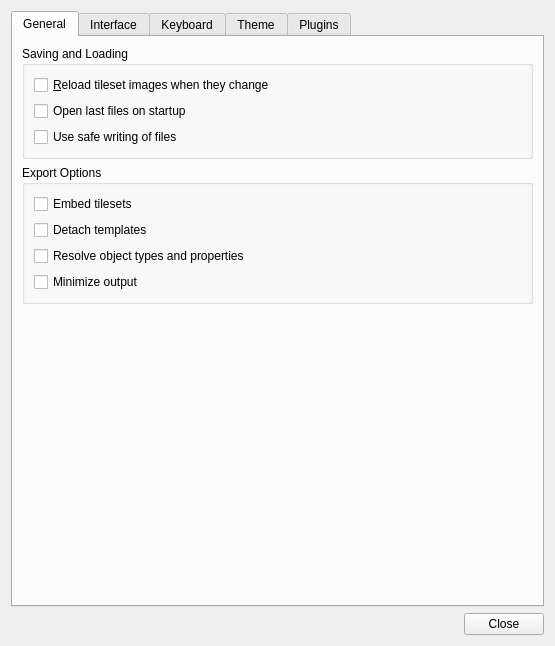
First picture: the form in src/tiled/preferencesdialog.ui, repository mapeditor/tiled, before the edit.
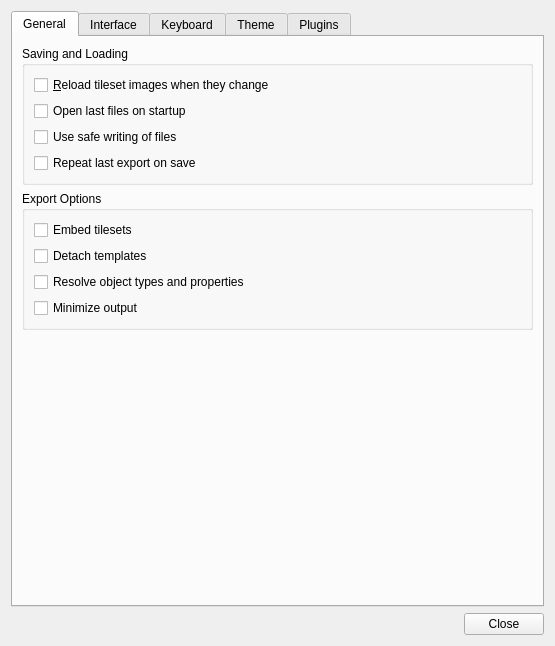
Second picture: the form after the edit. Custom widgets are drawn as their Qt base class.

Commit message:
Added option to repeat the last export on save
Also, unset the export file name when the map or tileset is saved under
a different name, since this likely means the previously used export
name should also be different (for now I tried to not be too smart about
this).

Closes #1610

```diff
--- a/src/tiled/preferencesdialog.ui
+++ b/src/tiled/preferencesdialog.ui
@@ -57,6 +57,13 @@
             </property>
            </widget>
           </item>
+          <item row="3" column="0">
+           <widget class="QCheckBox" name="exportOnSave">
+            <property name="text">
+             <string>Repeat last export on save</string>
+            </property>
+           </widget>
+          </item>
          </layout>
         </widget>
        </item>
```
Left out of the diff: 1 changed line with no effect on the pictures. The commit also changes 7 other files.
